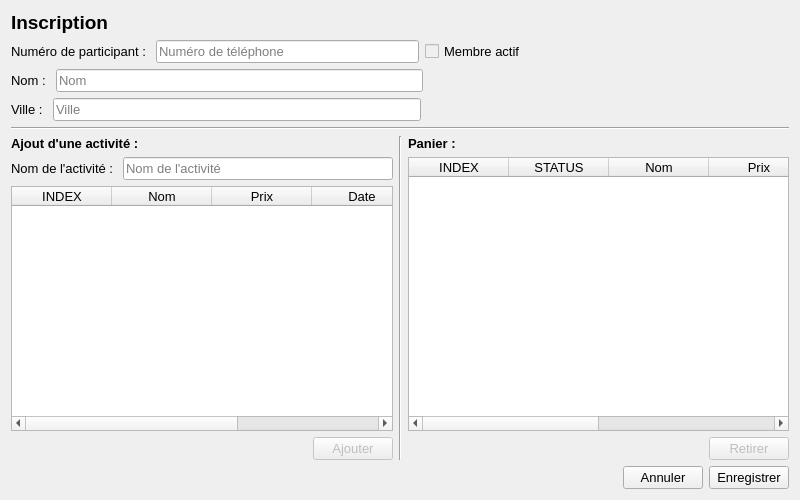
Above: GUI/inscription.ui from samueldrouin/PyGuide before the change. Below: the same form after it.
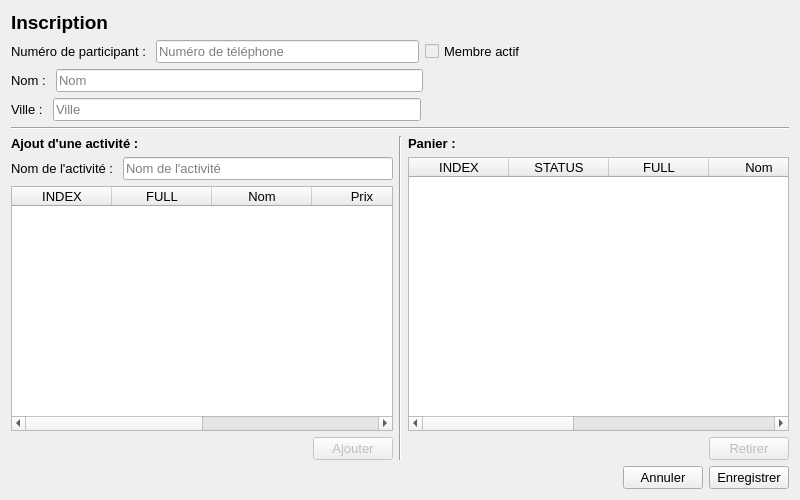
That is the form after the change.

Commit message: Gestion de la liste d'attende dans les inscription (Issue #37)

The edit to the form file:
```diff
--- a/GUI/inscription.ui
+++ b/GUI/inscription.ui
@@ -268,6 +268,11 @@
            <string>INDEX</string>
           </property>
          </column>
+         <column>
+          <property name="text">
+           <string>FULL</string>
+          </property>
+         </column>
          <column>
           <property name="text">
            <string>Nom</string>
@@ -368,6 +373,11 @@
            <string>STATUS</string>
           </property>
          </column>
+         <column>
+          <property name="text">
+           <string>FULL</string>
+          </property>
+         </column>
          <column>
           <property name="text">
            <string>Nom</string>
```
The commit also changes 4 other files.
